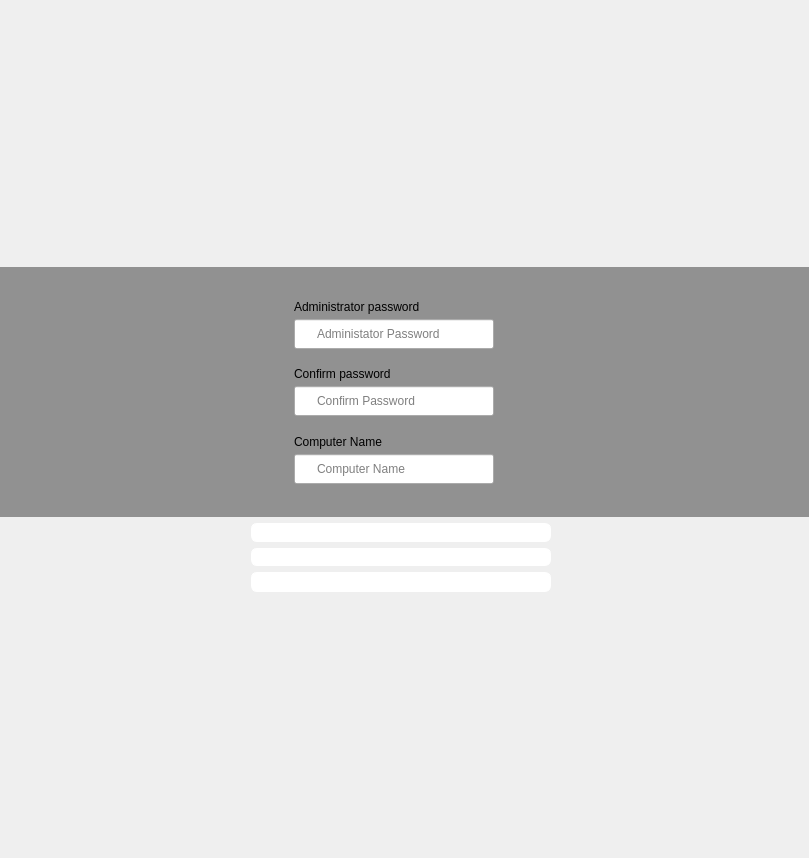
Old version of the form branches/yali/yali-proximate/yali/gui/Ui/rootpasswidget.ui in the repository pars-linux/uludag.
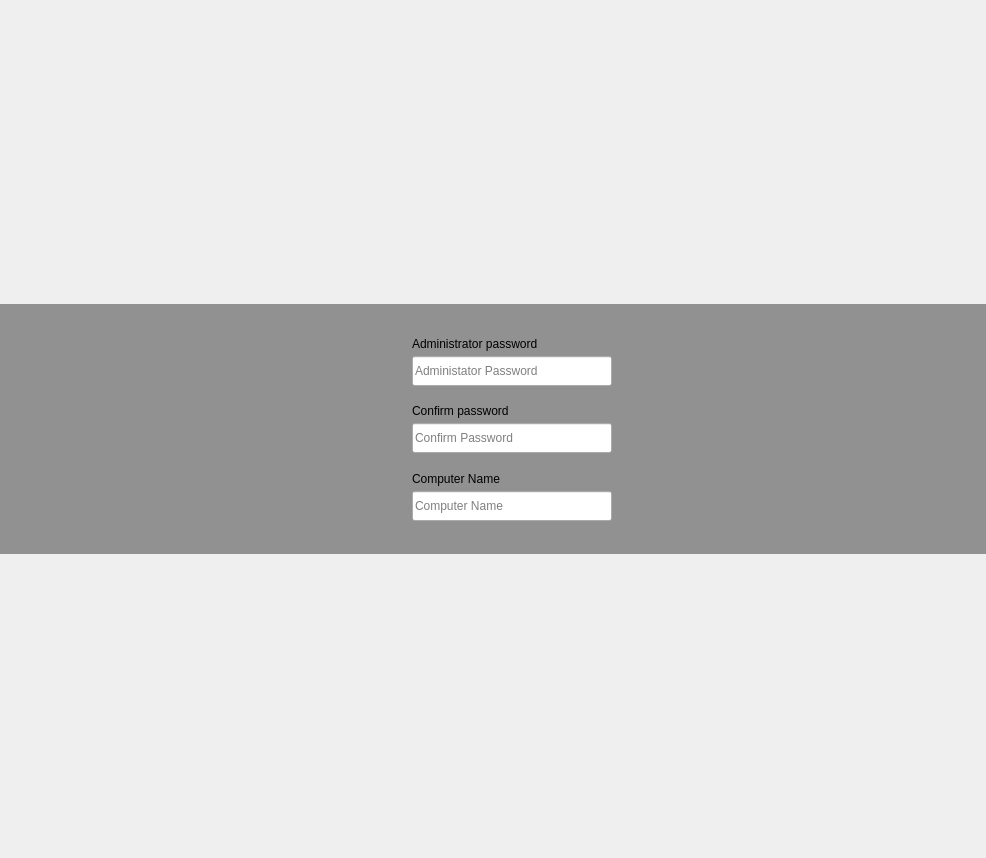
New version of the form. Icons and pictures are not drawn.

Commit message: fix alignment problem

Patch:
```diff
--- a/branches/yali/yali-proximate/yali/gui/Ui/rootpasswidget.ui
+++ b/branches/yali/yali-proximate/yali/gui/Ui/rootpasswidget.ui
@@ -6,7 +6,7 @@
    <rect>
     <x>0</x>
     <y>0</y>
-    <width>809</width>
+    <width>986</width>
     <height>858</height>
    </rect>
   </property>
@@ -17,230 +17,6 @@
    <property name="margin">
     <number>0</number>
    </property>
-   <item row="3" column="0">
-    <spacer>
-     <property name="orientation">
-      <enum>Qt::Horizontal</enum>
-     </property>
-     <property name="sizeHint" stdset="0">
-      <size>
-       <width>161</width>
-       <height>43</height>
-      </size>
-     </property>
-    </spacer>
-   </item>
-   <item row="3" column="1">
-    <layout class="QGridLayout">
-     <property name="horizontalSpacing">
-      <number>0</number>
-     </property>
-     <item row="0" column="0">
-      <widget class="QLabel" name="pass_error">
-       <property name="minimumSize">
-        <size>
-         <width>300</width>
-         <height>0</height>
-        </size>
-       </property>
-       <property name="maximumSize">
-        <size>
-         <width>16777215</width>
-         <height>20</height>
-        </size>
-       </property>
-       <property name="styleSheet">
-        <string>border:1px solid white;
-border-radius:6px;
-background-color:white;
-color:#5A2847;</string>
-       </property>
-       <property name="text">
-        <string/>
-       </property>
-       <property name="textFormat">
-        <enum>Qt::RichText</enum>
-       </property>
-       <property name="scaledContents">
-        <bool>false</bool>
-       </property>
-       <property name="alignment">
-        <set>Qt::AlignCenter</set>
-       </property>
-       <property name="wordWrap">
-        <bool>false</bool>
-       </property>
-       <property name="indent">
-        <number>0</number>
-       </property>
-      </widget>
-     </item>
-     <item row="0" column="1" rowspan="2">
-      <widget class="QLabel" name="label">
-       <property name="sizePolicy">
-        <sizepolicy hsizetype="Fixed" vsizetype="Fixed">
-         <horstretch>0</horstretch>
-         <verstretch>0</verstretch>
-        </sizepolicy>
-       </property>
-       <property name="minimumSize">
-        <size>
-         <width>0</width>
-         <height>40</height>
-        </size>
-       </property>
-       <property name="text">
-        <string/>
-       </property>
-      </widget>
-     </item>
-     <item row="1" column="0">
-      <widget class="QLabel" name="caps_error">
-       <property name="minimumSize">
-        <size>
-         <width>300</width>
-         <height>0</height>
-        </size>
-       </property>
-       <property name="maximumSize">
-        <size>
-         <width>16777215</width>
-         <height>20</height>
-        </size>
-       </property>
-       <property name="styleSheet">
-        <string>border:1px solid white;
-border-radius:6px;
-background-color:white;
-color:#5A2847;</string>
-       </property>
-       <property name="text">
-        <string/>
-       </property>
-       <property name="textFormat">
-        <enum>Qt::RichText</enum>
-       </property>
-       <property name="scaledContents">
-        <bool>false</bool>
-       </property>
-       <property name="alignment">
-        <set>Qt::AlignCenter</set>
-       </property>
-       <property name="wordWrap">
-        <bool>false</bool>
-       </property>
-       <property name="indent">
-        <number>0</number>
-       </property>
-      </widget>
-     </item>
-    </layout>
-   </item>
-   <item row="3" column="2">
-    <spacer>
-     <property name="orientation">
-      <enum>Qt::Horizontal</enum>
-     </property>
-     <property name="sizeHint" stdset="0">
-      <size>
-       <width>181</width>
-       <height>43</height>
-      </size>
-     </property>
-    </spacer>
-   </item>
-   <item row="5" column="0">
-    <spacer>
-     <property name="orientation">
-      <enum>Qt::Horizontal</enum>
-     </property>
-     <property name="sizeHint" stdset="0">
-      <size>
-       <width>40</width>
-       <height>20</height>
-      </size>
-     </property>
-    </spacer>
-   </item>
-   <item row="5" column="1">
-    <layout class="QHBoxLayout">
-     <property name="spacing">
-      <number>0</number>
-     </property>
-     <item>
-      <widget class="QLabel" name="host_error">
-       <property name="minimumSize">
-        <size>
-         <width>300</width>
-         <height>0</height>
-        </size>
-       </property>
-       <property name="maximumSize">
-        <size>
-         <width>16777215</width>
-         <height>20</height>
-        </size>
-       </property>
-       <property name="styleSheet">
-        <string>border:1px solid white;
-border-radius:6px;
-background-color:white;
-color:#5A2847;</string>
-       </property>
-       <property name="text">
-        <string/>
-       </property>
-       <property name="textFormat">
-        <enum>Qt::RichText</enum>
-       </property>
-       <property name="scaledContents">
-        <bool>false</bool>
-       </property>
-       <property name="alignment">
-        <set>Qt::AlignCenter</set>
-       </property>
-       <property name="wordWrap">
-        <bool>false</bool>
-       </property>
-       <property name="indent">
-        <number>0</number>
-       </property>
-      </widget>
-     </item>
-     <item>
-      <widget class="QLabel" name="label_2">
-       <property name="sizePolicy">
-        <sizepolicy hsizetype="Fixed" vsizetype="Fixed">
-         <horstretch>0</horstretch>
-         <verstretch>0</verstretch>
-        </sizepolicy>
-       </property>
-       <property name="minimumSize">
-        <size>
-         <width>0</width>
-         <height>20</height>
-        </size>
-       </property>
-       <property name="text">
-        <string/>
-       </property>
-      </widget>
-     </item>
-    </layout>
-   </item>
-   <item row="5" column="2">
-    <spacer>
-     <property name="orientation">
-      <enum>Qt::Horizontal</enum>
-     </property>
-     <property name="sizeHint" stdset="0">
-      <size>
-       <width>40</width>
-       <height>20</height>
-      </size>
-     </property>
-    </spacer>
-   </item>
    <item row="1" column="0" colspan="3">
     <widget class="QFrame" name="frame">
      <property name="sizePolicy">
@@ -322,7 +98,13 @@
        </widget>
       </item>
       <item>
-       <widget class="QFrame" name="frame_2">
+       <widget class="QFrame" name="groupBox">
+        <property name="sizePolicy">
+         <sizepolicy hsizetype="Fixed" vsizetype="Preferred">
+          <horstretch>0</horstretch>
+          <verstretch>0</verstretch>
+         </sizepolicy>
+        </property>
         <property name="frameShape">
          <enum>QFrame::NoFrame</enum>
         </property>
@@ -377,8 +159,7 @@
             </size>
            </property>
            <property name="styleSheet">
-            <string notr="true">background: url(:/gui/pics/lock.png) no-repeat left;
-padding-left: 20px;</string>
+            <string notr="true"/>
            </property>
            <property name="inputMask">
             <string/>
@@ -432,8 +213,7 @@
             </size>
            </property>
            <property name="styleSheet">
-            <string notr="true">background: url(:/gui/pics/lock.png) no-repeat left ;
-padding-left: 20px;</string>
+            <string notr="true"/>
            </property>
            <property name="inputMask">
             <string/>
@@ -484,8 +264,7 @@
             </size>
            </property>
            <property name="styleSheet">
-            <string notr="true">background: url(:/gui/pics/computer.png) no-repeat left;
-padding-left: 20px;</string>
+            <string notr="true"/>
            </property>
            <property name="text">
             <string/>
@@ -527,7 +306,7 @@
      </layout>
     </widget>
    </item>
-   <item row="6" column="1">
+   <item row="4" column="1">
     <spacer name="spacer">
      <property name="orientation">
       <enum>Qt::Vertical</enum>
```
